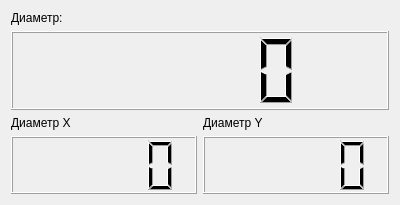
This is diameterlooker.ui in cotara/ZASIViewer as Qt 5 draws it before an edit. The edited form follows.
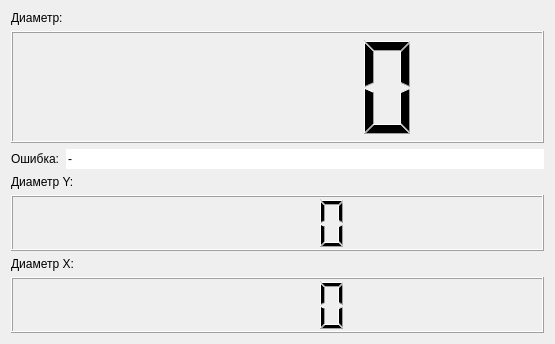
This is the edited form.

Diff of the .ui file:
```diff
--- a/diameterlooker.ui
+++ b/diameterlooker.ui
@@ -6,20 +6,22 @@
    <rect>
     <x>0</x>
     <y>0</y>
-    <width>400</width>
-    <height>205</height>
+    <width>555</width>
+    <height>344</height>
    </rect>
   </property>
   <property name="windowTitle">
    <string>Form</string>
   </property>
   <layout class="QGridLayout" name="gridLayout">
-   <item row="0" column="0" colspan="2">
-    <layout class="QVBoxLayout" name="VLayout">
+   <item row="0" column="0">
+    <layout class="QVBoxLayout" name="VLayout" stretch="1,1">
      <property name="bottomMargin">
       <number>0</number>
      </property>
      <item>
+      <layout class="QVBoxLayout" name="verticalLayout">
+       <item>
       <widget class="QLabel" name="label">
        <property name="sizePolicy">
         <sizepolicy hsizetype="Preferred" vsizetype="Fixed">
@@ -45,6 +47,67 @@
      <item>
       <layout class="QHBoxLayout" name="horizontalLayout">
        <item>
+          <widget class="QLabel" name="_4">
+           <property name="sizePolicy">
+            <sizepolicy hsizetype="Fixed" vsizetype="Maximum">
+             <horstretch>0</horstretch>
+             <verstretch>0</verstretch>
+            </sizepolicy>
+           </property>
+           <property name="text">
+            <string>Ошибка:</string>
+           </property>
+          </widget>
+         </item>
+         <item>
+          <widget class="QLineEdit" name="errorLabel">
+           <property name="text">
+            <string>-</string>
+           </property>
+           <property name="frame">
+            <bool>false</bool>
+           </property>
+           <property name="readOnly">
+            <bool>true</bool>
+           </property>
+          </widget>
+         </item>
+        </layout>
+       </item>
+      </layout>
+     </item>
+     <item>
+      <layout class="QHBoxLayout" name="HLayout" stretch="0">
+       <item>
+        <layout class="QVBoxLayout" name="verticalLayout_4">
+         <item>
+          <layout class="QVBoxLayout" name="verticalLayout_2">
+           <item>
+            <widget class="QLabel" name="label_3">
+             <property name="sizePolicy">
+              <sizepolicy hsizetype="Preferred" vsizetype="Fixed">
+               <horstretch>0</horstretch>
+               <verstretch>0</verstretch>
+              </sizepolicy>
+             </property>
+             <property name="text">
+              <string>Диаметр Y:</string>
+             </property>
+            </widget>
+           </item>
+           <item>
+            <widget class="QLCDNumber" name="lcdNumber_3">
+             <property name="minimumSize">
+              <size>
+               <width>0</width>
+               <height>50</height>
+              </size>
+             </property>
+            </widget>
+           </item>
+          </layout>
+         </item>
+         <item>
         <layout class="QVBoxLayout" name="verticalLayout_3">
          <item>
           <widget class="QLabel" name="label_2">
@@ -55,7 +118,7 @@
             </sizepolicy>
            </property>
            <property name="text">
-            <string>Диаметр Х</string>
+              <string>Диаметр Х:</string>
            </property>
           </widget>
          </item>
@@ -70,31 +133,6 @@
           </widget>
          </item>
         </layout>
-       </item>
-       <item>
-        <layout class="QVBoxLayout" name="verticalLayout">
-         <item>
-          <widget class="QLabel" name="label_3">
-           <property name="sizePolicy">
-            <sizepolicy hsizetype="Preferred" vsizetype="Fixed">
-             <horstretch>0</horstretch>
-             <verstretch>0</verstretch>
-            </sizepolicy>
-           </property>
-           <property name="text">
-            <string>Диаметр Y</string>
-           </property>
-          </widget>
-         </item>
-         <item>
-          <widget class="QLCDNumber" name="lcdNumber_3">
-           <property name="minimumSize">
-            <size>
-             <width>0</width>
-             <height>50</height>
-            </size>
-           </property>
-          </widget>
          </item>
         </layout>
        </item>
```
Lines whose indentation alone changed are shown as unchanged.
